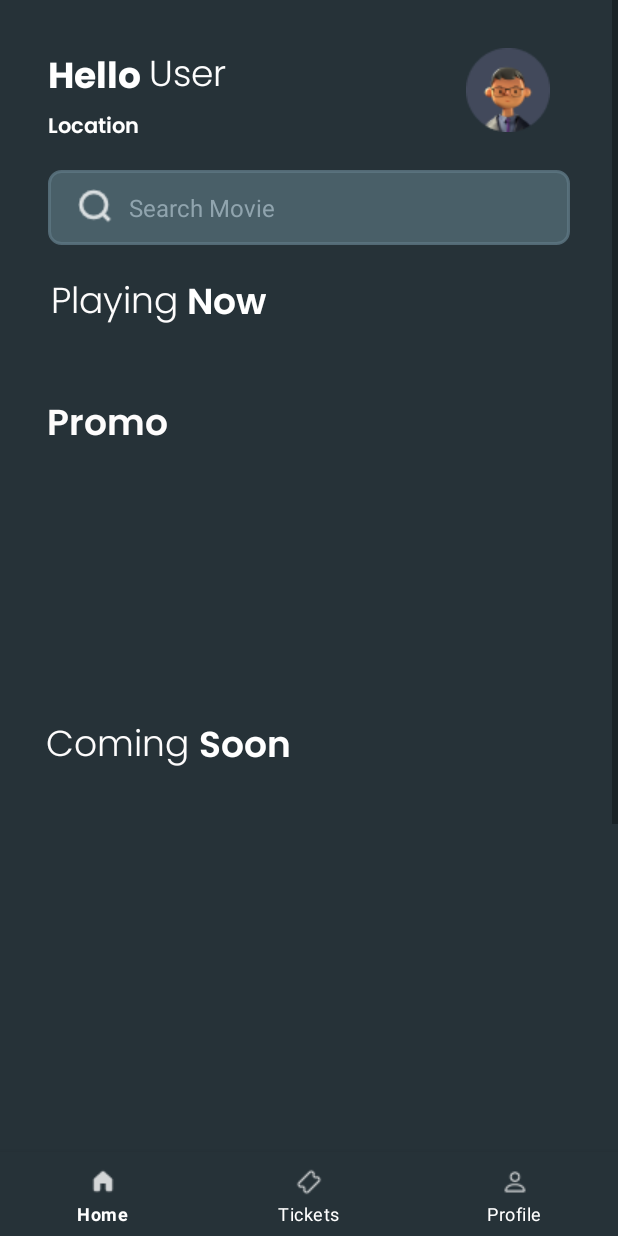
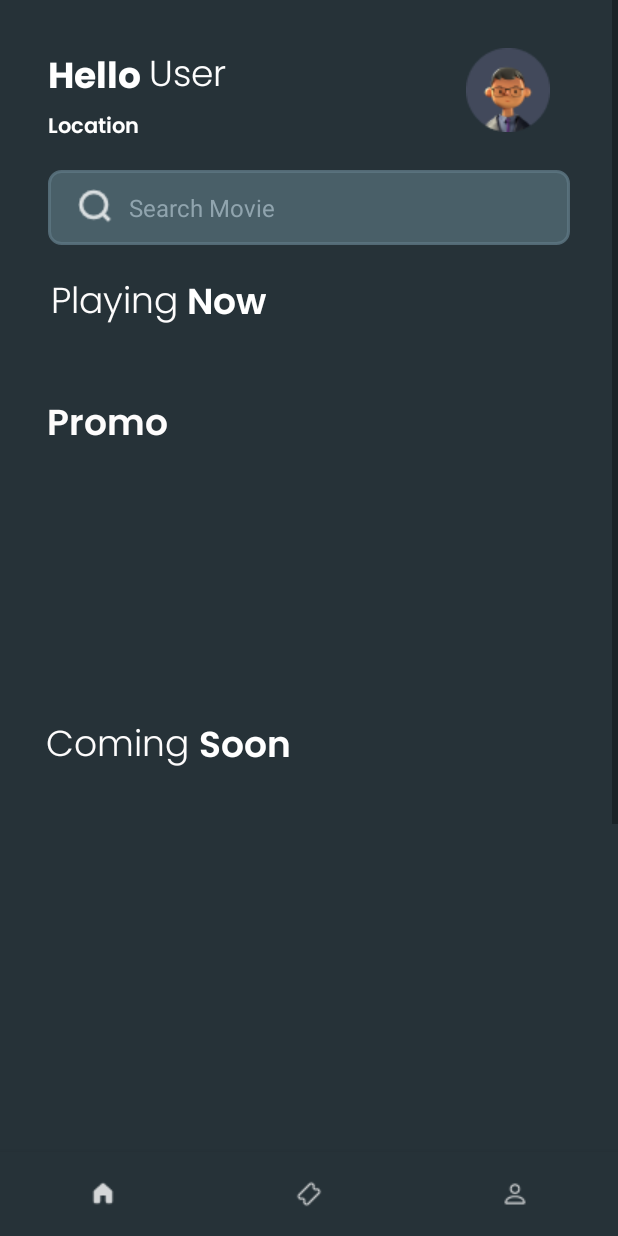
Before and after one commit to Armandilo/Cinema-Booking-App, an Android app: the layout activity_home_page.xml on its own in the app's theme, with its tools: preview values and no code run, on a phone screen of 412 x 824 dp. Run offline under Robolectric (Android 15) with nearby library versions, the phone set to English and light mode, and no system bars.

Commit message:
Update on navigation bar

```diff
--- a/app/src/main/res/layout/activity_home_page.xml
+++ b/app/src/main/res/layout/activity_home_page.xml
@@ -237,7 +237,8 @@
         android:background="#263238"
         app:itemIconTint="@color/white"
         app:itemTextColor="@color/white"
-        app:menu="@menu/bottom_navigation" />
+        app:menu="@menu/bottom_navigation"
+        app:labelVisibilityMode="unlabeled"/>
 
 
 </RelativeLayout>
```
